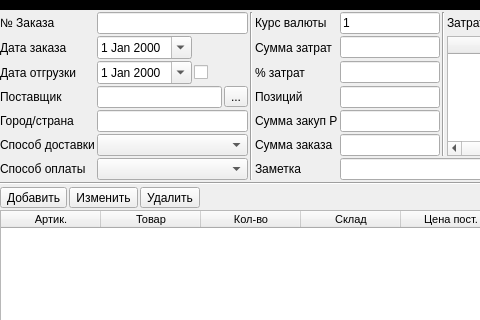
This is ui/supply.ui in Meller008/kara as Qt 5 draws it before an edit; both pictures show x 0 to 480 and y 0 to 320 of the 823 by 452 pixel window. The edited form follows.
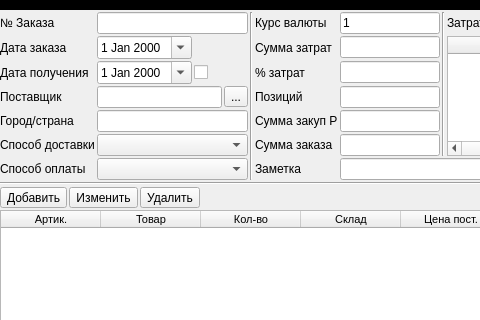
This is the edited form.

```diff
--- a/ui/supply.ui
+++ b/ui/supply.ui
@@ -216,7 +216,7 @@
       <item row="3" column="0">
        <widget class="QLabel" name="label_14">
         <property name="text">
-         <string>Дата отгрузки</string>
+         <string>Дата получения</string>
         </property>
        </widget>
       </item>
```
